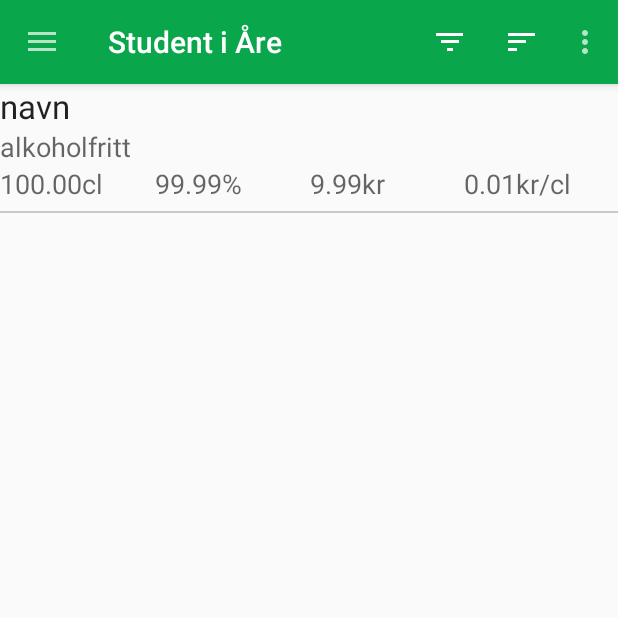
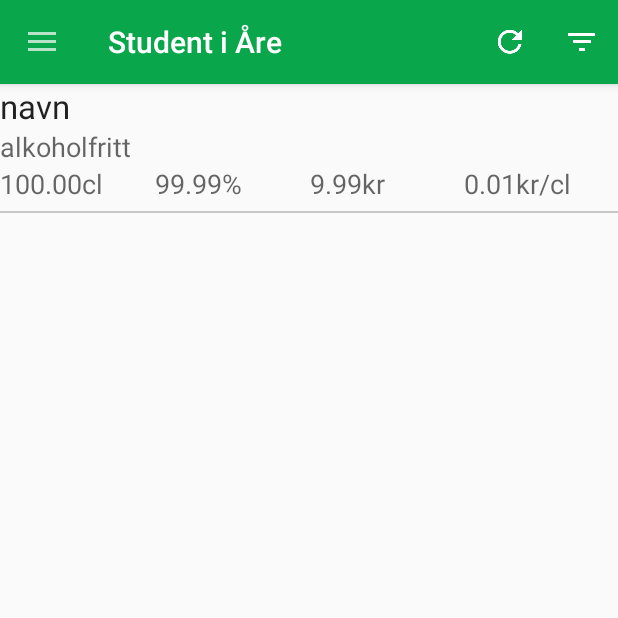
Before and after one commit to simennj/bolapp, an Android app: the screen it shows after launch (MainActivity), on a phone screen of 412 x 824 dp, the top half of it. Run offline under Robolectric (Android 15) with nearby library versions, the phone set to English and light mode, and no system bars; libraries missing offline, so code that uses them is left out: com.appyvet.rangebar; plain views replace RangeBar; 5 statements that could not run were skipped.

```diff
--- a/bol/src/main/java/no/polguide/bol/MainActivity.java
+++ b/bol/src/main/java/no/polguide/bol/MainActivity.java
@@ -1,16 +1,20 @@
 package no.polguide.bol;
 
+import android.os.Bundle;
 import android.support.v4.widget.DrawerLayout;
 import android.support.v7.app.ActionBarActivity;
-import android.os.Bundle;
 import android.support.v7.app.ActionBarDrawerToggle;
 import android.support.v7.widget.LinearLayoutManager;
 import android.support.v7.widget.RecyclerView;
 import android.support.v7.widget.Toolbar;
+import android.text.Editable;
+import android.text.TextWatcher;
+import android.view.Gravity;
 import android.view.Menu;
 import android.view.MenuItem;
 import android.view.View;
 import android.widget.TextView;
+import com.appyvet.rangebar.RangeBar;
 import retrofit2.Callback;
 import retrofit2.Response;
 
@@ -22,20 +26,14 @@ import java.util.List;
 public class MainActivity extends ActionBarActivity {
 
     ProductGenerator generator;
-
-    private Toolbar toolbar;
-
     RecyclerView itemsView;
     BolAdapter itemsAdapter;
     LinearLayoutManager itemsLayoutManager;
     DrawerLayout Drawer;
-
     ActionBarDrawerToggle mDrawerToggle;
-
     List<Product> allItems = new ArrayList<>();
     Filter filter = new Filter();
-
-    TextView navnfilter;
+    private Toolbar toolbar;
 
     @Override
     protected void onCreate(Bundle savedInstanceState) {
@@ -91,13 +89,35 @@ public class MainActivity extends ActionBarActivity {
                 super.onDrawerClosed(drawerView);
             }
 
-
-
         };
         Drawer.setDrawerListener(mDrawerToggle);
         mDrawerToggle.syncState();
 
-        navnfilter = (TextView) findViewById(R.id.varenavnFilter);
+        ((TextView) findViewById(R.id.varenavnFilter)).addTextChangedListener(new TextWatcher() {
+            @Override
+            public void beforeTextChanged(CharSequence s, int start, int count, int after) {
+
+            }
+
+            @Override
+            public void onTextChanged(CharSequence s, int start, int before, int count) {
+
+            }
+
+            @Override
+            public void afterTextChanged(Editable s) {
+                filter.navn = s.toString().toLowerCase();
+                itemsAdapter.filter(filter);
+            }
+        });
+        ((RangeBar) findViewById(R.id.prisFilter)).setOnRangeBarChangeListener(new RangeBar.OnRangeBarChangeListener() {
+            @Override
+            public void onRangeChangeListener(RangeBar rangeBar, int min, int max, String s_min, String s_max) {
+                filter.pris_min = min * 10;
+                filter.pris_max = max * 10;
+                itemsAdapter.filter(filter);
+            }
+        });
     }
 
 
@@ -114,16 +134,15 @@ public class MainActivity extends ActionBarActivity {
         // as you specify a parent activity in AndroidManifest.xml.
         int id = item.getItemId();
 
-        if (id == R.id.filter) {
-            filter.navn = navnfilter.getText().toString();
-            System.out.println(filter.navn);
+        if (id == R.id.refresh) {
             itemsAdapter.filter(filter);
-        }
-
-        if (id == R.id.action_settings) {
+            return true;
+        } else if (id == R.id.filter) {
+            Drawer.openDrawer(Gravity.RIGHT);
             return true;
         }
 
         return super.onOptionsItemSelected(item);
     }
+
 }
--- a/bol/src/main/res/layout/activity_main.xml
+++ b/bol/src/main/res/layout/activity_main.xml
@@ -1,25 +1,26 @@
-<android.support.v4.widget.DrawerLayout xmlns:android="http://schemas.android.com/apk/res/android"
-                                        android:id="@+id/DrawerLayout"
-                                        android:layout_width="match_parent"
-                                        android:layout_height="match_parent"
-                                        android:elevation="7dp">
+<android.support.v4.widget.DrawerLayout
+    android:id="@+id/DrawerLayout"
+    xmlns:android="http://schemas.android.com/apk/res/android"
+    android:layout_width="match_parent"
+    android:layout_height="match_parent"
+    android:elevation="7dp">
 
     <LinearLayout xmlns:android="http://schemas.android.com/apk/res/android"
                   xmlns:tools="http://schemas.android.com/tools"
                   android:layout_width="match_parent"
                   android:layout_height="match_parent"
 
-                  tools:context=".MainActivity"
-                  android:orientation="vertical">
+                  android:orientation="vertical"
+                  tools:context=".MainActivity">
 
         <include
             android:id="@+id/tool_bar"
             layout="@layout/tool_bar"></include>
 
         <android.support.v7.widget.RecyclerView
+            android:id="@+id/Items"
             android:layout_width="match_parent"
-            android:layout_height="fill_parent"
-            android:id="@+id/Items">
+            android:layout_height="fill_parent">
 
         </android.support.v7.widget.RecyclerView>
 
@@ -27,55 +28,55 @@
 
     <LinearLayout
         android:id="@+id/FilterView"
-        android:layout_width="320dp"
+        android:layout_width="240dp"
         android:layout_height="match_parent"
         android:layout_gravity="right"
         android:background="#ffffff"
-        android:orientation="vertical"
-        android:clickable="true">
+        android:clickable="true"
+        android:orientation="vertical">
 
         <TextView
-            android:text="@string/navn"
             android:id="@+id/varenavnLabel"
             style="@style/FilterLabel"
+            android:text="@string/navn"
             />
 
         <EditText
             android:id="@+id/varenavnFilter"
-            android:inputType="text"
             android:layout_width="fill_parent"
-            android:layout_height="wrap_content"/>
+            android:layout_height="wrap_content"
+            android:inputType="text"/>
 
         <include layout="@layout/filter_divider"/>
 
         <TextView
-            android:text="@string/kategori"
             android:id="@+id/varetypeLabel"
-            style="@style/FilterLabel"/>
+            style="@style/FilterLabel"
+            android:text="@string/kategori"/>
 
         <EditText
             android:id="@+id/varetypeFilter"
-            android:inputType="text"
             android:layout_width="fill_parent"
-            android:layout_height="wrap_content"/>
+            android:layout_height="wrap_content"
+            android:inputType="text"/>
 
         <include layout="@layout/filter_divider"/>
 
         <TextView
-            android:text="@string/pris"
             android:id="@+id/prisLabel"
-            style="@style/FilterLabel"/>
+            style="@style/FilterLabel"
+            android:text="@string/pris"/>
 
         <com.appyvet.rangebar.RangeBar
+            android:id="@+id/prisFilter"
             xmlns:custom="http://schemas.android.com/apk/res-auto"
-            android:id="@+id/rangebar"
-            custom:tickStart="10"
-            custom:tickInterval="10"
-            custom:tickEnd="1200"
+            android:layout_width="fill_parent"
+            android:layout_height="72dp"
             android:layout_marginLeft="16dp"
             android:layout_marginRight="16dp"
-            android:layout_height="72dp"
-            android:layout_width="fill_parent"/>
+            custom:tickEnd="1200"
+            custom:tickInterval="10"
+            custom:tickStart="10"/>
 
         <include layout="@layout/filter_divider"/>
 
--- a/bol/src/main/res/menu/menu_main.xml
+++ b/bol/src/main/res/menu/menu_main.xml
@@ -1,27 +1,29 @@
 <menu xmlns:android="http://schemas.android.com/apk/res/android"
       xmlns:app="http://schemas.android.com/apk/res-auto"
       xmlns:tools="http://schemas.android.com/tools"
+      android:background="@color/ColorPrimary"
       tools:context="no.polguide.bol.MainActivity"
-      android:background="@color/ColorPrimary"
     >
     <item
+        android:id="@+id/refresh"
+        android:icon="@drawable/ic_refresh_white_24dp"
+        android:title="@string/refresh"
+        app:showAsAction="withText|ifRoom"/>
+    <item
         android:id="@+id/filter"
+        android:icon="@drawable/ic_filter_list_white_24dp"
         android:title="@string/filter"
-        android:icon="@drawable/ic_filter_list_white_24dp"
         app:showAsAction="withText|ifRoom"/>
+    <!--
     <item
         android:id="@+id/sort"
         android:title="@string/sort"
         android:icon="@drawable/ic_sort_white_24dp"
         app:showAsAction="withText|ifRoom"/>
     <item
-        android:id="@+id/refresh"
-        android:title="@string/refresh"
-        android:icon="@drawable/ic_refresh_white_24dp"
-        app:showAsAction="withText|ifRoom"/>
-    <item
         android:id="@+id/action_settings"
         android:title="@string/action_settings"
         android:orderInCategory="100"
         app:showAsAction="never"/>
+    -->
 </menu>
```
Also changed, not shown: bol/src/main/java/no/polguide/bol/Filter.java (+4 -4 lines), bol/src/main/res/layout/filter.xml (deleted, +0 -54 lines), bol/src/main/res/layout/filter_header.xml (deleted, +0 -12 lines), bol/src/main/res/layout/filter_row.xml (deleted, +0 -27 lines), 1 other file.
